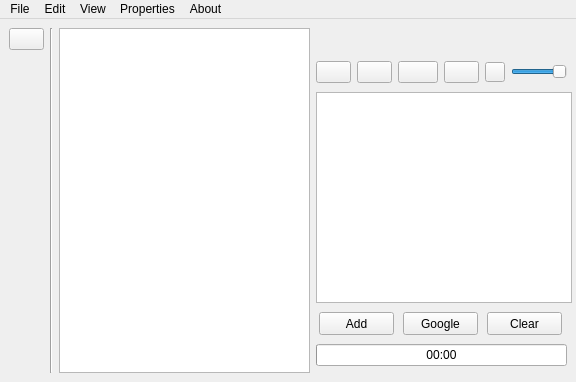
First picture: the form in gui.ui, repository Vemestael/PyQT5-Player, before the edit.
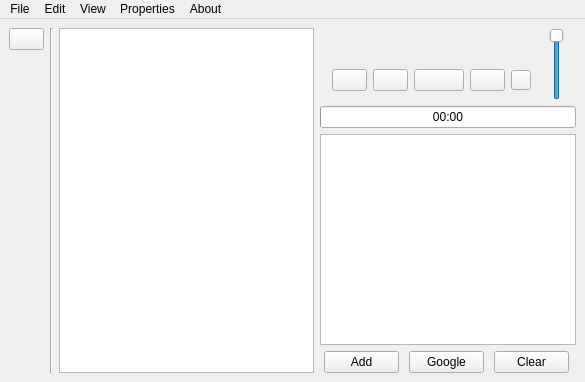
Second picture: the form after the edit. Icons and pictures are not drawn.

Patch:
```diff
--- a/gui.ui
+++ b/gui.ui
@@ -6,7 +6,7 @@
    <rect>
     <x>0</x>
     <y>0</y>
-    <width>576</width>
+    <width>585</width>
     <height>382</height>
    </rect>
   </property>
@@ -90,10 +90,14 @@
     <item>
      <layout class="QVBoxLayout" name="verticalLayout">
       <item>
+       <layout class="QHBoxLayout" name="horizontalLayout_5">
+        <item>
+         <layout class="QVBoxLayout" name="verticalLayout_2">
+          <item>
        <widget class="QLabel" name="currentTrack">
         <property name="minimumSize">
          <size>
-          <width>256</width>
+              <width>0</width>
           <height>21</height>
          </size>
         </property>
@@ -231,6 +235,10 @@
           </property>
          </widget>
         </item>
+           </layout>
+          </item>
+         </layout>
+        </item>
         <item>
          <widget class="QSlider" name="Volume">
           <property name="maximum">
@@ -243,12 +251,25 @@
            <bool>true</bool>
           </property>
           <property name="orientation">
-           <enum>Qt::Horizontal</enum>
+           <enum>Qt::Vertical</enum>
           </property>
          </widget>
         </item>
        </layout>
       </item>
+      <item>
+       <widget class="QProgressBar" name="progressBar">
+        <property name="maximum">
+         <number>100</number>
+        </property>
+        <property name="value">
+         <number>0</number>
+        </property>
+        <property name="format">
+         <string>00:00</string>
+        </property>
+       </widget>
+      </item>
       <item>
        <widget class="QTableWidget" name="playlistView">
         <property name="minimumSize">
@@ -312,21 +333,7 @@
        </layout>
       </item>
       <item>
-       <layout class="QHBoxLayout" name="horizontalLayout_2">
-        <item>
-         <widget class="QProgressBar" name="progressBar">
-          <property name="maximum">
-           <number>100</number>
-          </property>
-          <property name="value">
-           <number>0</number>
-          </property>
-          <property name="format">
-           <string>00:00</string>
-          </property>
-         </widget>
-        </item>
-       </layout>
+       <layout class="QHBoxLayout" name="horizontalLayout_2"/>
       </item>
      </layout>
     </item>
@@ -337,7 +344,7 @@
     <rect>
      <x>0</x>
      <y>0</y>
-     <width>576</width>
+     <width>585</width>
      <height>21</height>
     </rect>
    </property>
```
Left out of the diff: 3 changed lines with no effect on the pictures. Lines whose indentation alone changed are shown as unchanged.
